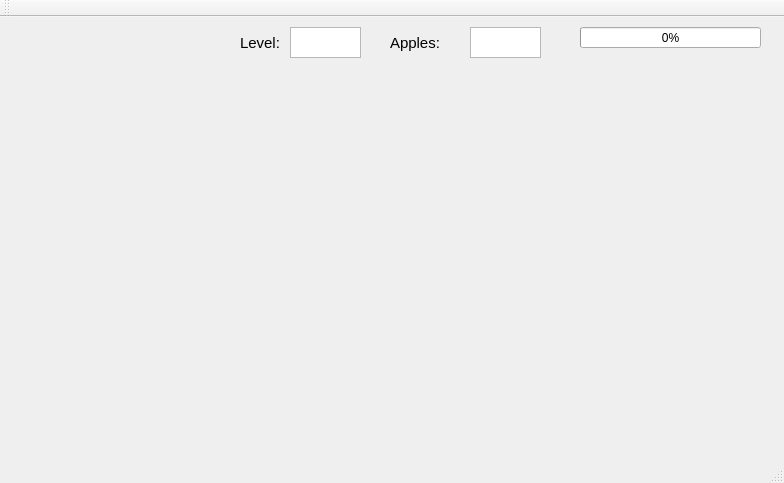
Qt form game.ui (anastasia143/Snake) before a commit.
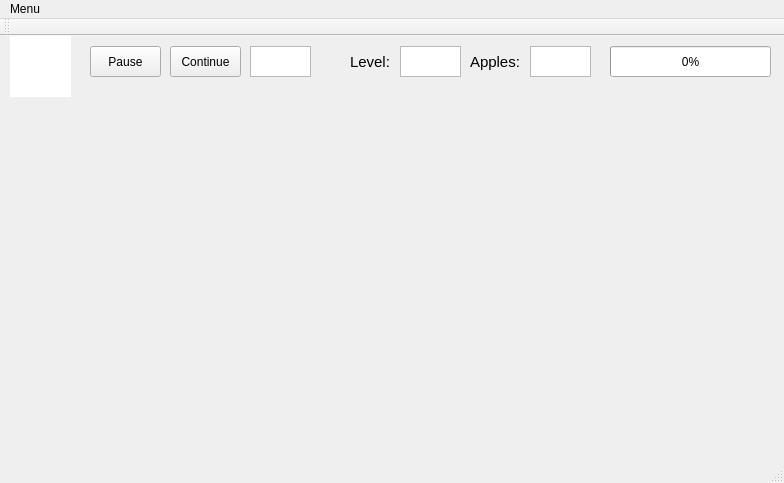
The same form after that commit. Icons and pictures are not drawn.

Commit message: Level 1. Gray snake. Timer. Pause.

```diff
--- a/game.ui
+++ b/game.ui
@@ -17,10 +17,10 @@
    <widget class="QProgressBar" name="levelProgressBar">
     <property name="geometry">
      <rect>
-      <x>580</x>
+      <x>610</x>
       <y>10</y>
-      <width>181</width>
-      <height>21</height>
+      <width>161</width>
+      <height>31</height>
      </rect>
     </property>
     <property name="value">
@@ -30,7 +30,7 @@
    <widget class="QLabel" name="label">
     <property name="geometry">
      <rect>
-      <x>390</x>
+      <x>470</x>
       <y>10</y>
       <width>61</width>
       <height>31</height>
@@ -48,7 +48,7 @@
    <widget class="QLabel" name="label_2">
     <property name="geometry">
      <rect>
-      <x>240</x>
+      <x>350</x>
       <y>10</y>
       <width>61</width>
       <height>31</height>
@@ -66,9 +66,9 @@
    <widget class="QTextEdit" name="applesEdit">
     <property name="geometry">
      <rect>
-      <x>470</x>
+      <x>530</x>
       <y>10</y>
-      <width>71</width>
+      <width>61</width>
       <height>31</height>
      </rect>
     </property>
@@ -87,9 +87,9 @@
     </property>
     <property name="geometry">
      <rect>
-      <x>290</x>
+      <x>400</x>
       <y>10</y>
-      <width>71</width>
+      <width>61</width>
       <height>31</height>
      </rect>
     </property>
@@ -109,17 +109,84 @@
 &lt;p align=&quot;center&quot; style=&quot;-qt-paragraph-type:empty; margin-top:0px; margin-bottom:0px; margin-left:0px; margin-right:0px; -qt-block-indent:0; text-indent:0px;&quot;&gt;&lt;br /&gt;&lt;/p&gt;&lt;/body&gt;&lt;/html&gt;</string>
     </property>
    </widget>
+   <widget class="QTextBrowser" name="miniSnake">
+    <property name="geometry">
+     <rect>
+      <x>10</x>
+      <y>0</y>
+      <width>61</width>
+      <height>61</height>
+     </rect>
+    </property>
+    <property name="frameShape">
+     <enum>QFrame::NoFrame</enum>
+    </property>
+    <property name="frameShadow">
+     <enum>QFrame::Plain</enum>
+    </property>
+    <property name="html">
+     <string>&lt;!DOCTYPE HTML PUBLIC &quot;-//W3C//DTD HTML 4.0//EN&quot; &quot;http://www.w3.org/TR/REC-html40/strict.dtd&quot;&gt;
+&lt;html&gt;&lt;head&gt;&lt;meta name=&quot;qrichtext&quot; content=&quot;1&quot; /&gt;&lt;style type=&quot;text/css&quot;&gt;
+p, li { white-space: pre-wrap; }
+&lt;/style&gt;&lt;/head&gt;&lt;body style=&quot; font-family:'MS Shell Dlg 2'; font-size:8.25pt; font-weight:400; font-style:normal;&quot;&gt;
+&lt;p style=&quot; margin-top:0px; margin-bottom:0px; margin-left:0px; margin-right:0px; -qt-block-indent:0; text-indent:0px;&quot;&gt;&lt;img src=&quot;miniSnake.jpg&quot; /&gt;&lt;/p&gt;&lt;/body&gt;&lt;/html&gt;</string>
+    </property>
+   </widget>
    <widget class="QWidget" name="verticalLayoutWidget">
     <property name="geometry">
      <rect>
-      <x>9</x>
-      <y>59</y>
+      <x>10</x>
+      <y>60</y>
       <width>761</width>
       <height>371</height>
      </rect>
     </property>
     <layout class="QVBoxLayout" name="mainLayout"/>
    </widget>
+   <widget class="QTextEdit" name="timer">
+    <property name="geometry">
+     <rect>
+      <x>250</x>
+      <y>10</y>
+      <width>61</width>
+      <height>31</height>
+     </rect>
+    </property>
+    <property name="font">
+     <font>
+      <pointsize>12</pointsize>
+     </font>
+    </property>
+    <property name="readOnly">
+     <bool>true</bool>
+    </property>
+   </widget>
+   <widget class="QToolButton" name="pauseButton">
+    <property name="geometry">
+     <rect>
+      <x>90</x>
+      <y>10</y>
+      <width>71</width>
+      <height>31</height>
+     </rect>
+    </property>
+    <property name="text">
+     <string>Pause</string>
+    </property>
+   </widget>
+   <widget class="QToolButton" name="continueButton">
+    <property name="geometry">
+     <rect>
+      <x>170</x>
+      <y>10</y>
+      <width>71</width>
+      <height>31</height>
+     </rect>
+    </property>
+    <property name="text">
+     <string>Continue</string>
+    </property>
+   </widget>
   </widget>
   <widget class="QMenuBar" name="menuBar">
    <property name="geometry">
@@ -130,6 +197,15 @@
      <height>21</height>
     </rect>
    </property>
+   <widget class="QMenu" name="menuMenu">
+    <property name="title">
+     <string>Menu</string>
+    </property>
+    <addaction name="actionNew_Game"/>
+    <addaction name="actionRules"/>
+    <addaction name="actionRecords"/>
+   </widget>
+   <addaction name="menuMenu"/>
   </widget>
   <widget class="QToolBar" name="mainToolBar">
    <attribute name="toolBarArea">
@@ -140,6 +216,21 @@
    </attribute>
   </widget>
   <widget class="QStatusBar" name="statusBar"/>
+  <action name="actionNew_Game">
+   <property name="text">
+    <string>New Game</string>
+   </property>
+  </action>
+  <action name="actionRules">
+   <property name="text">
+    <string>Rules</string>
+   </property>
+  </action>
+  <action name="actionRecords">
+   <property name="text">
+    <string>Records</string>
+   </property>
+  </action>
  </widget>
  <layoutdefault spacing="6" margin="11"/>
  <resources/>
```
The commit also changes 11 other files.
